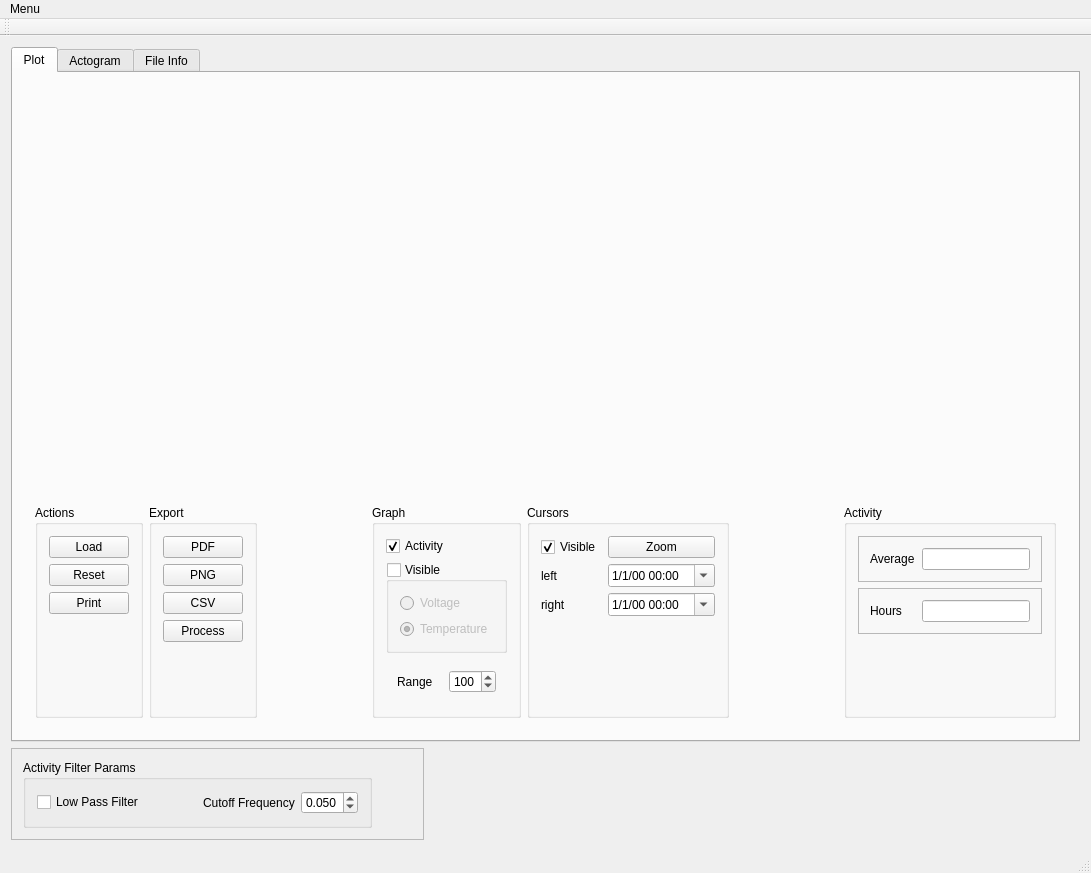
Qt form software/host/btdataviz/mainwindow.ui (tag-designs/software) before a commit.
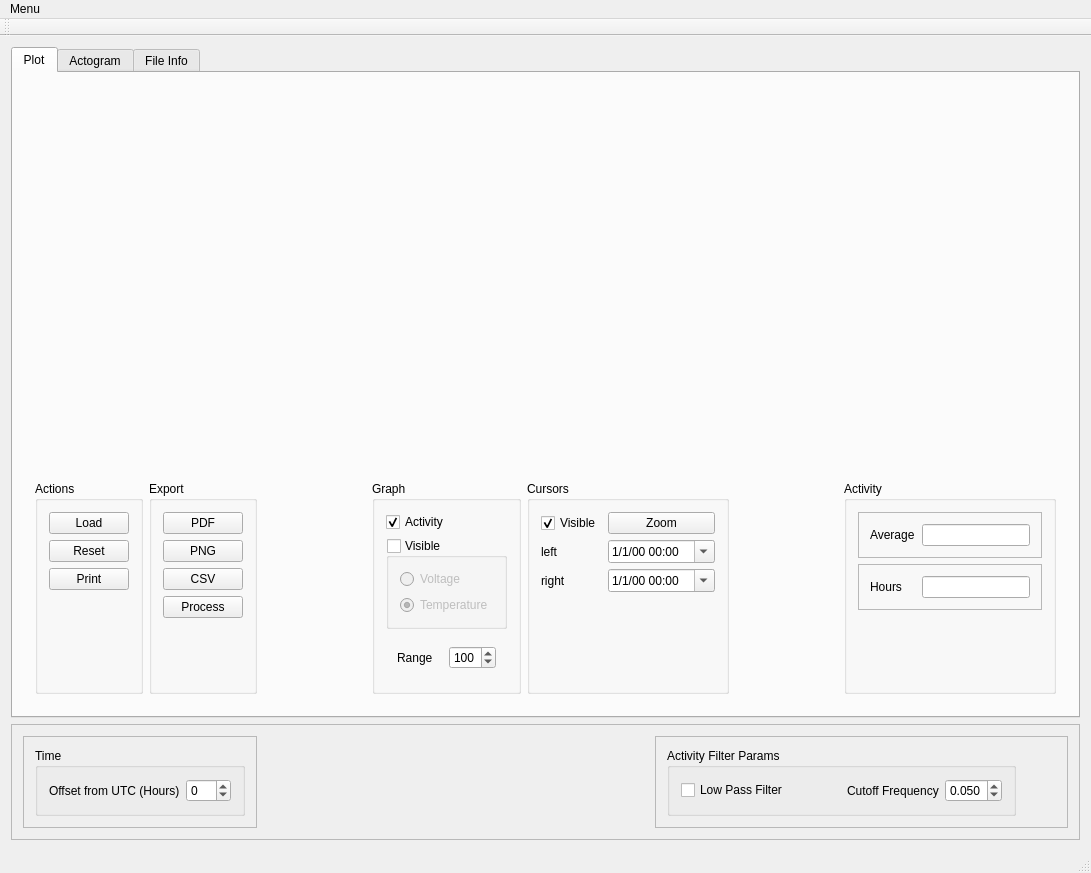
The same form after that commit. Custom widgets are drawn as their Qt base class.

Commit message: working BitTagNG, added hour shift feature to btviz

The edit to the form file:
```diff
--- a/software/host/btdataviz/mainwindow.ui
+++ b/software/host/btdataviz/mainwindow.ui
@@ -567,6 +567,66 @@
      </widget>
     </item>
     <item>
+     <widget class="QFrame" name="frame_4">
+      <property name="frameShape">
+       <enum>QFrame::StyledPanel</enum>
+      </property>
+      <property name="frameShadow">
+       <enum>QFrame::Raised</enum>
+      </property>
+      <layout class="QHBoxLayout" name="horizontalLayout_7">
+       <item>
+        <widget class="QFrame" name="frame_5">
+         <property name="frameShape">
+          <enum>QFrame::StyledPanel</enum>
+         </property>
+         <property name="frameShadow">
+          <enum>QFrame::Raised</enum>
+         </property>
+         <layout class="QHBoxLayout" name="horizontalLayout_9">
+          <item>
+           <widget class="QGroupBox" name="gb_timeoffset">
+            <property name="title">
+             <string>Time</string>
+            </property>
+            <layout class="QHBoxLayout" name="horizontalLayout_8">
+             <item>
+              <widget class="QLabel" name="offsetUTClabel">
+               <property name="text">
+                <string>Offset from UTC (Hours)</string>
+               </property>
+              </widget>
+             </item>
+             <item>
+              <widget class="QSpinBox" name="offsetUTC">
+               <property name="minimum">
+                <number>-12</number>
+               </property>
+               <property name="maximum">
+                <number>12</number>
+               </property>
+              </widget>
+             </item>
+            </layout>
+           </widget>
+          </item>
+         </layout>
+        </widget>
+       </item>
+       <item>
+        <spacer name="horizontalSpacer_5">
+         <property name="orientation">
+          <enum>Qt::Horizontal</enum>
+         </property>
+         <property name="sizeHint" stdset="0">
+          <size>
+           <width>40</width>
+           <height>20</height>
+          </size>
+         </property>
+        </spacer>
+       </item>
+       <item>
      <widget class="QFrame" name="frame_3">
       <property name="sizePolicy">
        <sizepolicy hsizetype="Maximum" vsizetype="Preferred">
@@ -676,6 +736,9 @@
     </item>
    </layout>
   </widget>
+    </item>
+   </layout>
+  </widget>
   <widget class="QMenuBar" name="menuBar">
    <property name="geometry">
     <rect>
```
Left out of the diff: 2 changed lines with no effect on the pictures. Lines whose indentation alone changed are shown as unchanged. The commit also changes 16 other files.
